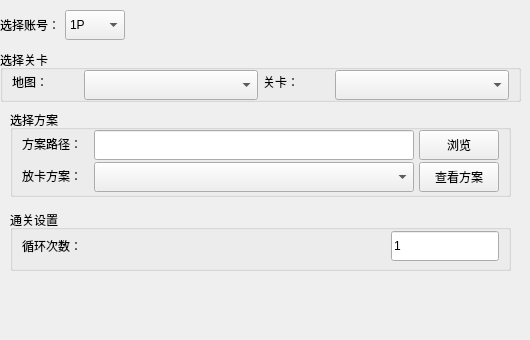
This is AppImplement/UIFiles/LoopSkillParam.ui in LinFeng-BingYi/FVM_Backstage_Assistant_LFBY as Qt 5 draws it before an edit. The edited form follows.
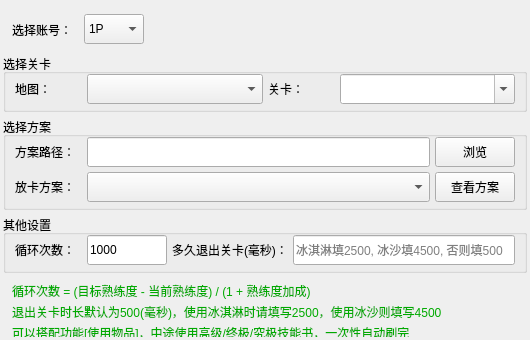
This is the edited form.

Commit message: 实现[刷熟练度]功能，单独为其实现“首次创房”、“二次创房”、“关闭房间”的方法; 修复之前优化[刷指定关卡]可以跳过创建房间时，引发其他功能默认跳过创建房间的问题; 修复邀请2P，但2P未成功进入房间，1P仍会继续开始游戏的问题

```diff
--- a/AppImplement/UIFiles/LoopSkillParam.ui
+++ b/AppImplement/UIFiles/LoopSkillParam.ui
@@ -13,14 +13,29 @@
   <property name="windowTitle">
    <string>Form</string>
   </property>
+  <layout class="QVBoxLayout" name="verticalLayout_top" stretch="2,2,3,2,3">
+   <property name="spacing">
+    <number>5</number>
+   </property>
+   <property name="leftMargin">
+    <number>3</number>
+   </property>
+   <property name="topMargin">
+    <number>10</number>
+   </property>
+   <property name="rightMargin">
+    <number>3</number>
+   </property>
+   <property name="bottomMargin">
+    <number>3</number>
+   </property>
+   <item>
   <widget class="QWidget" name="widget_select_player" native="true">
-   <property name="geometry">
-    <rect>
-     <x>0</x>
-     <y>10</y>
-     <width>530</width>
-     <height>30</height>
-    </rect>
+     <property name="maximumSize">
+      <size>
+       <width>16777215</width>
+       <height>45</height>
+      </size>
    </property>
    <layout class="QHBoxLayout" name="horizontalLayout_select_player">
     <property name="spacing">
@@ -34,6 +49,12 @@
     </property>
     <item>
      <widget class="QLabel" name="label_select_player">
+        <property name="minimumSize">
+         <size>
+          <width>67</width>
+          <height>0</height>
+         </size>
+        </property>
       <property name="text">
        <string>选择账号：</string>
       </property>
@@ -74,15 +95,9 @@
     </item>
    </layout>
   </widget>
+   </item>
+   <item>
   <widget class="QGroupBox" name="groupBox_select_level">
-   <property name="geometry">
-    <rect>
-     <x>0</x>
-     <y>50</y>
-     <width>521</width>
-     <height>52</height>
-    </rect>
-   </property>
    <property name="title">
     <string>选择关卡</string>
    </property>
@@ -143,19 +158,16 @@
         <height>30</height>
        </size>
       </property>
+        <property name="editable">
+         <bool>true</bool>
+        </property>
      </widget>
     </item>
    </layout>
   </widget>
+   </item>
+   <item>
   <widget class="QGroupBox" name="groupBox_select_plan">
-   <property name="geometry">
-    <rect>
-     <x>10</x>
-     <y>110</y>
-     <width>501</width>
-     <height>87</height>
-    </rect>
-   </property>
    <property name="title">
     <string>选择方案</string>
    </property>
@@ -261,36 +273,42 @@
     </item>
    </layout>
   </widget>
-  <widget class="QGroupBox" name="groupBox_level_setting">
-   <property name="geometry">
-    <rect>
-     <x>10</x>
-     <y>210</y>
-     <width>501</width>
-     <height>61</height>
-    </rect>
-   </property>
+   </item>
+   <item>
+    <widget class="QGroupBox" name="groupBox_other_setting">
    <property name="title">
-    <string>通关设置</string>
-   </property>
-   <layout class="QGridLayout" name="gridLayout_level_setting" rowstretch="0" columnstretch="1,0">
+      <string>其他设置</string>
+     </property>
+     <layout class="QHBoxLayout" name="horizontalLayout_other_setting">
+      <property name="spacing">
+       <number>5</number>
+      </property>
     <property name="topMargin">
      <number>0</number>
     </property>
     <property name="bottomMargin">
      <number>5</number>
     </property>
-    <property name="spacing">
-     <number>5</number>
-    </property>
-    <item row="0" column="0">
+      <item>
      <widget class="QLabel" name="label_loop_count">
+        <property name="minimumSize">
+         <size>
+          <width>67</width>
+          <height>0</height>
+         </size>
+        </property>
+        <property name="maximumSize">
+         <size>
+          <width>67</width>
+          <height>16777215</height>
+         </size>
+        </property>
       <property name="text">
        <string>循环次数：</string>
       </property>
      </widget>
     </item>
-    <item row="0" column="1">
+      <item>
      <widget class="QLineEdit" name="lineEdit_loop_count">
       <property name="minimumSize">
        <size>
@@ -298,13 +316,69 @@
         <height>30</height>
        </size>
       </property>
+        <property name="maximumSize">
+         <size>
+          <width>80</width>
+          <height>16777215</height>
+         </size>
+        </property>
       <property name="text">
-       <string>1</string>
+         <string>1000</string>
       </property>
      </widget>
     </item>
-   </layout>
-  </widget>
+      <item>
+       <widget class="QLabel" name="label_exit_delay">
+        <property name="text">
+         <string>多久退出关卡(毫秒)：</string>
+        </property>
+       </widget>
+      </item>
+      <item>
+       <widget class="QLineEdit" name="lineEdit_exit_delay">
+        <property name="minimumSize">
+         <size>
+          <width>0</width>
+          <height>30</height>
+         </size>
+        </property>
+        <property name="toolTip">
+         <string>冰淇淋填2500, 冰沙填4500, 否则填500</string>
+        </property>
+        <property name="text">
+         <string/>
+        </property>
+        <property name="placeholderText">
+         <string>冰淇淋填2500, 冰沙填4500, 否则填500</string>
+        </property>
+       </widget>
+      </item>
+     </layout>
+    </widget>
+   </item>
+   <item>
+    <widget class="QWidget" name="widget_instruction" native="true">
+     <layout class="QVBoxLayout" name="verticalLayout_instruction">
+      <property name="spacing">
+       <number>5</number>
+      </property>
+      <property name="topMargin">
+       <number>0</number>
+      </property>
+      <property name="bottomMargin">
+       <number>0</number>
+      </property>
+      <item>
+       <widget class="QLabel" name="label_instruction">
+        <property name="text">
+         <string>&lt;html&gt;&lt;head/&gt;&lt;body&gt;&lt;p style = &quot;line-height:50%&quot;&gt;&lt;span style=&quot; color:#00aa00;&quot;&gt;循环次数 = (目标熟练度 - 当前熟练度) / (1 + 熟练度加成)&lt;/span&gt;&lt;/p&gt;&lt;p style = &quot;line-height:50%&quot;&gt;&lt;span style=&quot; color:#00aa00;&quot;&gt;退出关卡时长默认为500(毫秒)，使用冰淇淋时请填写2500，使用冰沙则填写4500&lt;/span&gt;&lt;/p&gt;&lt;p style = &quot;line-height:50%&quot;&gt;&lt;span style=&quot; color:#00aa00;&quot;&gt;可以搭配功能[使用物品]，中途使用高级/终极/究极技能书，一次性自动刷完&lt;/span&gt;&lt;/p&gt;&lt;/body&gt;&lt;/html&gt;</string>
+        </property>
+       </widget>
+      </item>
+     </layout>
+    </widget>
+   </item>
+  </layout>
  </widget>
  <resources/>
  <connections/>
```
Lines whose indentation alone changed are shown as unchanged. The commit also changes 37 other files.
